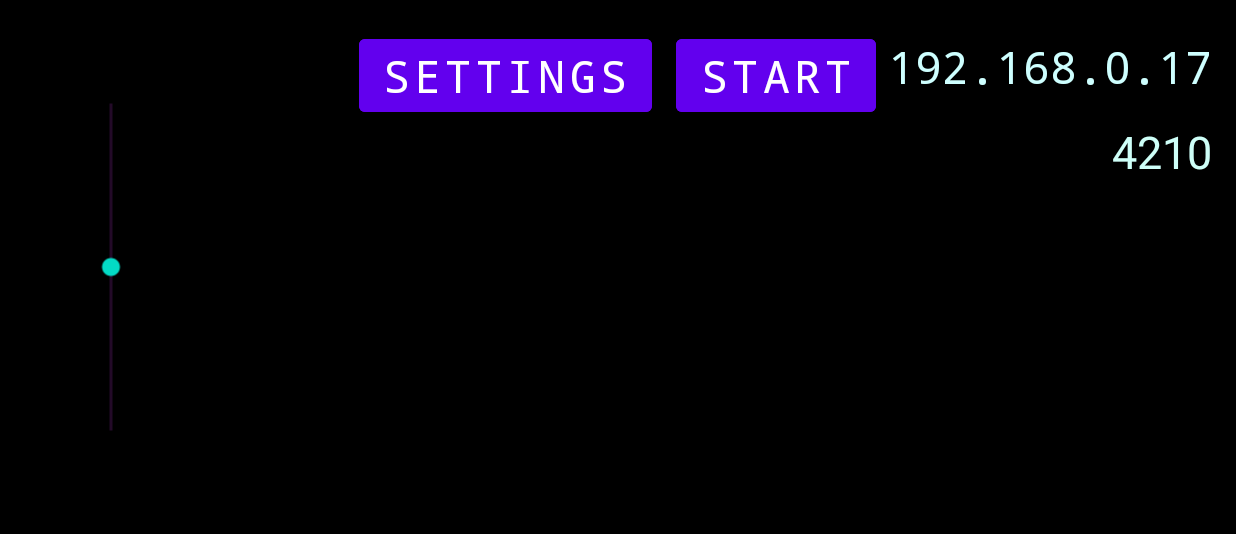
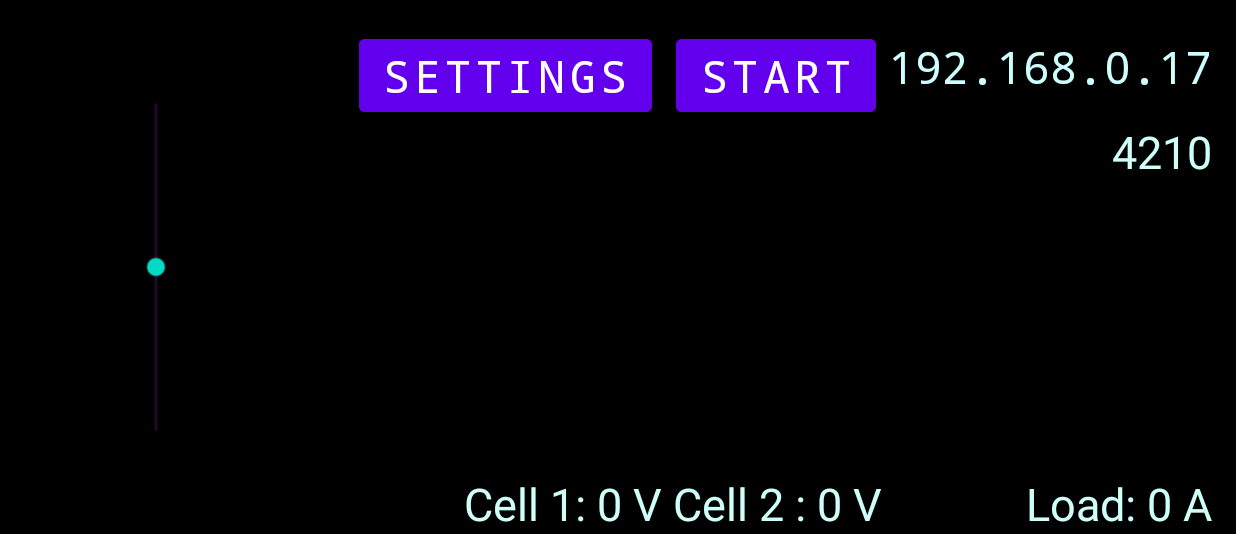
Before and after one commit to Netz00/-ES8266-full-duplex-RC, an Android app: the screen it shows after launch (MainActivity), on a phone screen of 824 x 412 dp (held sideways), the part 84-618 px from its top. Run offline under Robolectric (Android 15) with nearby library versions, the phone set to English and light mode, and no system bars; 1 statement that could not run was skipped.

Commit message:
Added server process and display update

```diff
--- a/android/app/src/main/java/com/fesb/carduino/MainActivity.java
+++ b/android/app/src/main/java/com/fesb/carduino/MainActivity.java
@@ -31,6 +31,8 @@ public class MainActivity extends AppCompatActivity implements SensorEventListen
 
     TextView IpTextView;
     TextView PortTextView;
+    TextView voltage;
+    TextView current;
     Button settingsB;
     Button startB;
     SeekBar accelerateS;
@@ -43,6 +45,7 @@ public class MainActivity extends AppCompatActivity implements SensorEventListen
     float accelerometer = 0, accelerometer_temp = 0;
 
     MessageSender messageSender;
+    UdpServerThread udpServerThread;
 
 
     // Sound variables
@@ -87,6 +90,7 @@ public class MainActivity extends AppCompatActivity implements SensorEventListen
             }
 
             sendMsg();
+            updateMeasurements();
 
             timerHandler.postDelayed(this, dbs); // execute yourself after dbs time
 
@@ -109,12 +113,17 @@ public class MainActivity extends AppCompatActivity implements SensorEventListen
 
         IpTextView = (TextView) findViewById(R.id.ip);
         PortTextView = (TextView) findViewById(R.id.port);
+        voltage = (TextView) findViewById(R.id.voltage);
+        current = (TextView) findViewById(R.id.current);
         settingsB = (Button) findViewById(R.id.settings);
         startB = (Button) findViewById(R.id.start);
         accelerateS = (SeekBar) findViewById(R.id.seekBar);
 
         display();
         reset();
+
+        // Start listening for UDP port
+        udpServerThread = new UdpServerThread(4210);
 
 
         // AudioManager audio settings for adjusting the volume
@@ -155,7 +164,6 @@ public class MainActivity extends AppCompatActivity implements SensorEventListen
         sound1 = soundPool.load(this, R.raw.sound1, 1);
         sound2 = soundPool.load(this, R.raw.sound2, 1);
 
-
         // Settings button listener init
 
         settingsB.setOnClickListener(new View.OnClickListener() {
@@ -175,13 +183,15 @@ public class MainActivity extends AppCompatActivity implements SensorEventListen
                     timerHandler.removeCallbacks(timerRunnable);
                     startB.setText("continue");
                     reset();
+                    udpServerThread.setRunning(false);
+
                 } else {
                     // initiate first execution
                     timerHandler.post(timerRunnable);
                     startB.setText("pause");
                     reset();
+                    udpServerThread.start();
                 }
-
             }
         });
 
@@ -209,6 +219,12 @@ public class MainActivity extends AppCompatActivity implements SensorEventListen
         sensorManager.registerListener((SensorEventListener) this, sensorManager.getDefaultSensor(Sensor.TYPE_ACCELEROMETER), SensorManager.SENSOR_DELAY_GAME);
 
     }
+
+    public void updateMeasurements() {
+        voltage.setText(String.valueOf(udpServerThread.message));
+        current.setText(String.valueOf(udpServerThread.message));
+    }
+
 
     /**
      * Reset all controls to 0 values
@@ -302,6 +318,7 @@ public class MainActivity extends AppCompatActivity implements SensorEventListen
 
     @Override
     public void onPause() {
+        udpServerThread.setRunning(false);
         timerHandler.removeCallbacks(timerRunnable);
         sensorManager.unregisterListener((SensorEventListener) this);
         startB.setText("continue");
@@ -312,6 +329,11 @@ public class MainActivity extends AppCompatActivity implements SensorEventListen
 
     @Override
     public void onStop() {
+
+        if (udpServerThread != null) {
+            udpServerThread.setRunning(false);
+            udpServerThread = null;
+        }
         timerHandler.removeCallbacks(timerRunnable);
         sensorManager.unregisterListener((SensorEventListener) this);
         startB.setText("continue");
@@ -321,6 +343,10 @@ public class MainActivity extends AppCompatActivity implements SensorEventListen
 
     @Override
     public void onRestart() {
+        if (udpServerThread != null) {
+            udpServerThread.setRunning(false);
+            udpServerThread = null;
+        }
         // delete all timerRunnable tasks that are waiting for execution
         timerHandler.removeCallbacks(timerRunnable);
         startB.setText("continue");
@@ -336,6 +362,10 @@ public class MainActivity extends AppCompatActivity implements SensorEventListen
 
     @Override
     public void onDestroy() {
+        if (udpServerThread != null) {
+            udpServerThread.setRunning(false);
+            udpServerThread = null;
+        }
         timerHandler.removeCallbacks(timerRunnable);
         sensorManager.unregisterListener((SensorEventListener) this);
         startB.setText("start");
--- a/android/app/src/main/java/com/fesb/carduino/MessageReceiver.java
+++ /dev/null
@@ -1,4 +0,0 @@
-package com.fesb.carduino;
-
-public class MessageReceiver {
-}
--- a/android/app/src/main/res/layout/activity_main.xml
+++ b/android/app/src/main/res/layout/activity_main.xml
@@ -67,7 +67,7 @@
         android:id="@+id/seekBar"
         android:layout_width="250dp"
         android:layout_height="0dp"
-        android:layout_marginStart="8dp"
+        android:layout_marginStart="50dp"
         android:layout_marginTop="32dp"
         android:layout_marginBottom="32dp"
         android:max="2048"
@@ -82,8 +82,37 @@
         android:verticalScrollbarPosition="right"
         app:layout_constraintBottom_toBottomOf="parent"
         app:layout_constraintEnd_toStartOf="@+id/settings"
+        app:layout_constraintHorizontal_bias="0.346"
         app:layout_constraintStart_toStartOf="parent"
         app:layout_constraintTop_toTopOf="parent"
         app:layout_constraintVertical_bias="0.0" />
 
+    <TextView
+        android:id="@+id/voltage"
+        android:layout_width="wrap_content"
+        android:layout_height="wrap_content"
+        android:layout_marginStart="30dp"
+        android:text="@string/defaultVoltage"
+        android:textAlignment="center"
+        android:textColor="#CEFFF8"
+        android:textColorHighlight="#00C2C2"
+        android:textSize="30sp"
+        app:layout_constraintBottom_toBottomOf="parent"
+        app:layout_constraintEnd_toStartOf="@+id/current"
+        app:layout_constraintHorizontal_bias="0.0"
+        app:layout_constraintStart_toEndOf="@+id/seekBar" />
+
+    <TextView
+        android:id="@+id/current"
+        android:layout_width="wrap_content"
+        android:layout_height="wrap_content"
+        android:layout_marginEnd="16dp"
+        android:text="@string/defaultCurrent"
+        android:textAlignment="center"
+        android:textColor="#CEFFF8"
+        android:textColorHighlight="#00C2C2"
+        android:textSize="30sp"
+        app:layout_constraintBottom_toBottomOf="parent"
+        app:layout_constraintEnd_toEndOf="parent" />
+
 </androidx.constraintlayout.widget.ConstraintLayout>
--- a/android/app/src/main/res/values/strings.xml
+++ b/android/app/src/main/res/values/strings.xml
@@ -7,4 +7,6 @@
     <string name="IPadress">IP adress</string>
     <string name="portNumber">PORT</string>
     <string name="fps">DELAY BETWEEN PACKETS [ms]</string>
+    <string name="defaultVoltage">Cell 1: 0 V  Cell 2 : 0 V</string>
+    <string name="defaultCurrent">Load: 0 A</string>
 </resources>
```
Also changed, not shown: android/app/src/main/java/com/fesb/carduino/UdpServerThread.java (added, +70 -0 lines), 1 other file.
